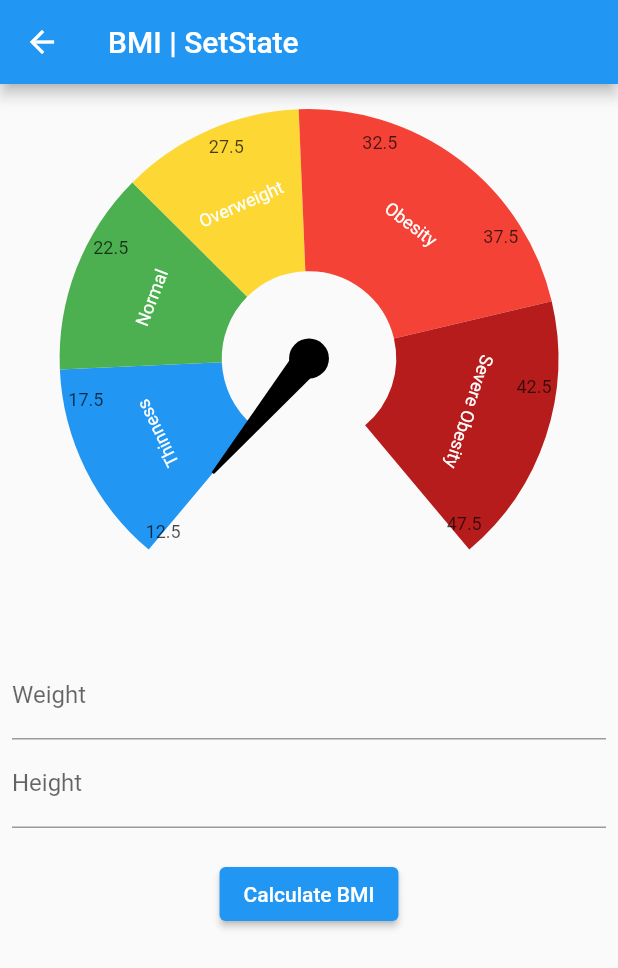
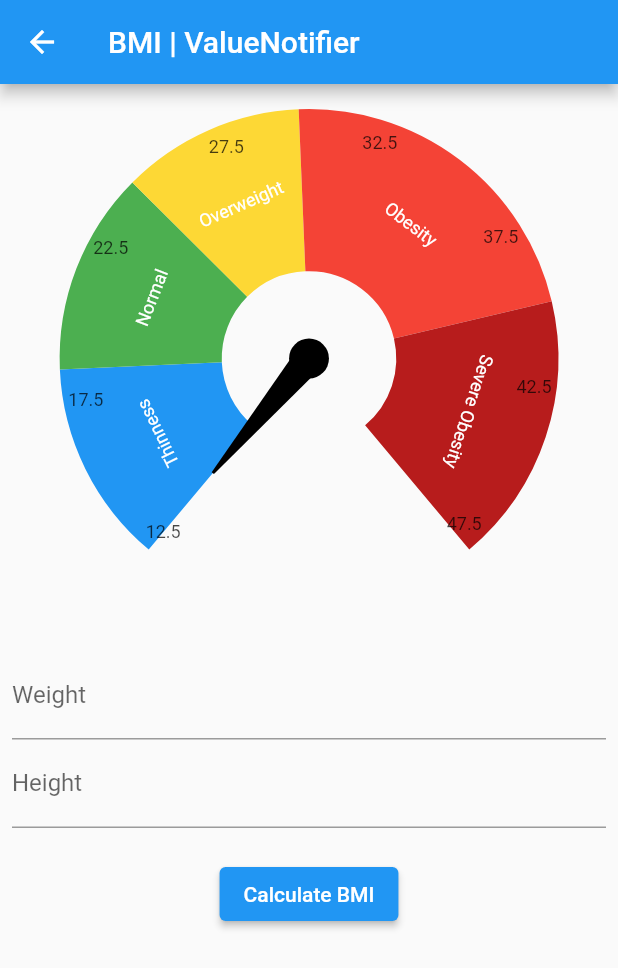
Before and after one commit to felipecastrosales/state_management, a Flutter app: the screen it shows after launch, after a tap on "ValueNotifier", on a phone screen of 412 x 824 dp. Shown: the top 968 px of the screen. Run offline on Flutter 3.47's test engine with Material 2 defaults, Android fonts, the phone set to English and light mode, and no system bars; drawn by our look-alikes of syncfusion_flutter_gauges; our stand-ins replace currency_text_input_formatter.

Commit message:
updating name appBar and adding new route

```diff
--- a/lib/pages/home_page.dart
+++ b/lib/pages/home_page.dart
@@ -1,5 +1,6 @@
 import 'package:flutter/material.dart';
 
+import 'package:state_management/state_management/change_notifier/bmi_change_notifier_page.dart';
 import 'package:state_management/state_management/setState/bmi_set_state_page.dart';
 import 'package:state_management/state_management/value_notifier/bmi_value_notifier_page.dart';
 
@@ -39,7 +40,10 @@ class HomePage extends StatelessWidget {
             ),
             const SizedBox(height: 20),
             ElevatedButton(
-              onPressed: () {},
+              onPressed: () => _goToPage(
+                context,
+                const BMIChangeNotifierPage(),
+              ),
               child: const Text('ChangeNotifier'),
             ),
             const SizedBox(height: 20),
--- a/lib/state_management/value_notifier/bmi_value_notifier_page.dart
+++ b/lib/state_management/value_notifier/bmi_value_notifier_page.dart
@@ -42,7 +42,7 @@
     print('build');
     return Scaffold(
       appBar: AppBar(
-        title: const Text('BMI | SetState'),
+        title: const Text('BMI | ValueNotifier'),
       ),
       body: SingleChildScrollView(
         child: Form(
```
